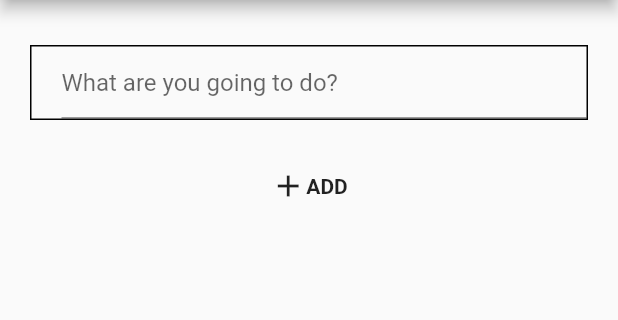
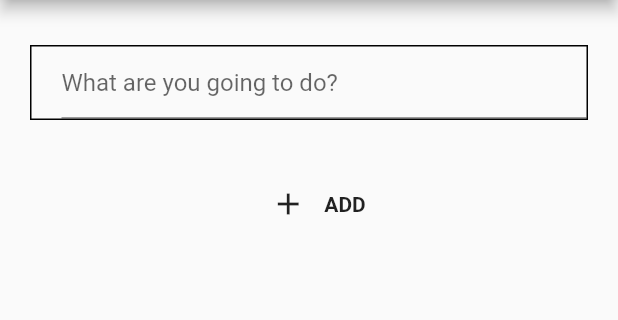
Before and after one commit to gu-tig169-ht21/gusskinsa, a Flutter app: the screen it shows after launch, after a tap on the "add" icon, on a phone screen of 412 x 824 dp, the part 84-404 px from its top. Run offline on Flutter 3.47's test engine with Material 2 defaults, Android fonts, the phone set to English and light mode, and no system bars.

Commit message:
started "steg2"

```diff
--- /dev/null
+++ b/lib/SecondView.dart
@@ -0,0 +1,58 @@
+// ignore_for_file: file_names
+
+import 'package:flutter/material.dart';
+
+class SecondView extends StatelessWidget {
+  Widget build(BuildContext) {
+    return Scaffold(
+      appBar: AppBar(
+        centerTitle: true,
+        title: const Text('TIG169 TODO'),
+      ),
+      body: Center(
+        child: Column(
+          children: [
+            _addTask(),
+            Container(
+              height: 32,
+            ),
+            _addButton(),
+          ],
+        ),
+      ),
+    );
+  }
+
+  Widget _addTask() {
+    return Container(
+      margin: const EdgeInsets.only(top: 30, left: 20, right: 20),
+      decoration: BoxDecoration(border: Border.all(color: Colors.black)),
+      child: const Padding(
+        padding: EdgeInsets.only(left: 20),
+        child: TextField(
+          decoration: InputDecoration(
+            hintText: 'What are you going to do?',
+          ),
+        ),
+      ),
+    );
+  }
+
+  Widget _addButton() {
+    return Row(
+      mainAxisAlignment: MainAxisAlignment.center,
+      children: [
+        Container(
+          child: IconButton(
+            icon: Icon(Icons.add),
+            onPressed: () {},
+          ),
+        ),
+        const Text(
+          'ADD',
+          style: TextStyle(fontWeight: FontWeight.bold),
+        ),
+      ],
+    );
+  }
+}
--- a/lib/main.dart
+++ b/lib/main.dart
@@ -1,4 +1,7 @@
 import 'package:flutter/material.dart';
+import 'package:provider/provider.dart';
+
+import './SecondView.dart';
 
 void main() {
   runApp(const MyApp());
@@ -25,7 +28,7 @@ class myAppBar extends AppBar {
   Widget build(BuildContext) {
     return AppBar(
       centerTitle: true,
-      title: Text('TIG169 TODO'),
+      title: const Text('TIG169 TODO'),
       actions: <Widget>[
         IconButton(onPressed: () {}, icon: Icon(Icons.more_vert)),
       ],
@@ -54,7 +57,7 @@ class _MyHomePageState extends State<MyHomePage> {
       appBar: AppBar(
         centerTitle: true,
         //backgroundColor: Colors.blue,
-        title: Text('TIG169 TODO'),
+        title: const Text('TIG169 TODO'),
         actions: <Widget>[
           IconButton(onPressed: () {}, icon: Icon(Icons.more_vert)),
         ],
@@ -62,15 +65,6 @@ class _MyHomePageState extends State<MyHomePage> {
       body: Center(
         child: ListView(
           children: <Widget>[
-            _item('FlutterApp'),
-            _item('FlutterApp'),
-            _item('FlutterApp'),
-            _itemTrue('FlutterApp'),
-            _item('FlutterApp'),
-            _item('FlutterApp'),
-            _item('FlutterApp'),
-            _item('FlutterApp'),
-            _item('FlutterApp'),
             _item('FlutterApp'),
             _item('FlutterApp'),
             _item('FlutterApp'),
@@ -92,11 +86,18 @@ class _MyHomePageState extends State<MyHomePage> {
     var items = ['Flutter', 'Diska', 'Städa', "Handla"];
     var listItems = List.generate(20, (index) => '${items[index % 4]} $index');
     */
+    bool ischecked = false;
+    return StatefulBuilder(
+        builder: (BuildContext context, StateSetter setState) {
       return Card(
         child: ListTile(
           leading: Checkbox(
-          value: false,
-          onChanged: (val) {},
+            value: ischecked,
+            onChanged: (val) {
+              setState(() {
+                ischecked = val!;
+              });
+            },
           ),
           title: Text(todo),
           trailing: IconButton(
@@ -105,77 +106,6 @@ class _MyHomePageState extends State<MyHomePage> {
           ),
         ),
       );
-  }
-
-  //Temporary
-  Widget _itemTrue(todo) {
-    return Card(
-      child: ListTile(
-        leading: Checkbox(
-          value: true,
-          onChanged: (val) {},
-        ),
-        title: Text(
-          todo,
-          style: const TextStyle(decoration: TextDecoration.lineThrough),
-        ),
-        trailing: IconButton(
-          onPressed: () {},
-          icon: const Icon(Icons.close),
-        ),
-      ),
-    );
+    });
   }
 }
-
-class SecondView extends StatelessWidget {
-  Widget build(BuildContext) {
-    return Scaffold(
-      appBar: AppBar(
-        centerTitle: true,
-        title: const Text('TIG169 TODO'),
-      ),
-      body: Center(
-        child: Column(
-          children: [
-            _addTask(),
-            Container(
-              height: 32,
-            ),
-            _addButton(),
-          ],
-        ),
-      ),
-    );
-  }
-
-  Widget _addTask() {
-    return Container(
-      margin: const EdgeInsets.only(top: 30, left: 20, right: 20),
-      decoration: BoxDecoration(border: Border.all(color: Colors.black)),
-      child: const Padding(
-        padding: EdgeInsets.only(left: 20),
-        child: TextField(
-          decoration: InputDecoration(
-            hintText: 'What are you going to do?',
-          ),
-        ),
-      ),
-    );
-  }
-
-  Widget _addButton() {
-    return Row(
-      mainAxisAlignment: MainAxisAlignment.center,
-      children: [
-        Container(
-          child: Icon(Icons.add),
-        ),
-        Text(
-          'ADD',
-          style: TextStyle(fontWeight: FontWeight.bold),
-        ),
-      ],
-    );
-  }
-}
--- a/pubspec.yaml
+++ b/pubspec.yaml
@@ -34,6 +34,7 @@ dependencies:
   # The following adds the Cupertino Icons font to your application.
   # Use with the CupertinoIcons class for iOS style icons.
   cupertino_icons: ^1.0.2
+  provider: ^6.0.1
 
 dev_dependencies:
   flutter_test:
```
Also changed, not shown: pubspec.lock. Lines whose indentation alone changed are shown as unchanged.
